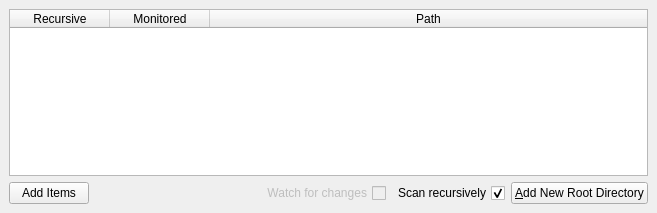
Qt form utilities/mediaserver/apps/simple_avtest-app/mediaserver_window.ui (KDE/digikam) before a commit.
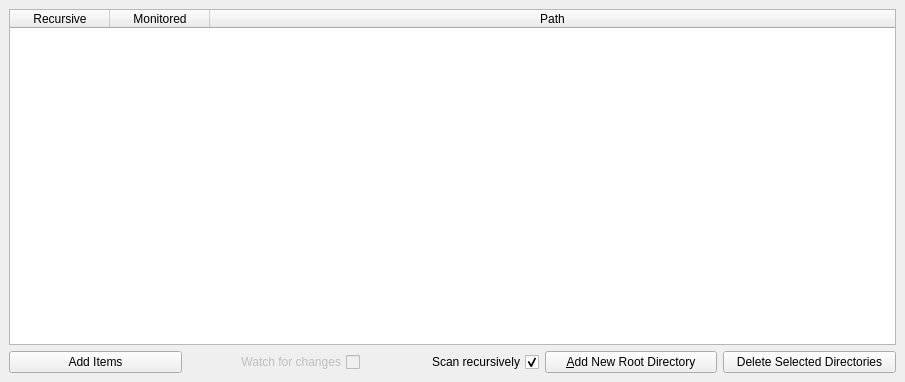
The same form after that commit.

What changed in the file:
```diff
--- a/utilities/mediaserver/apps/simple_avtest-app/mediaserver_window.ui
+++ b/utilities/mediaserver/apps/simple_avtest-app/mediaserver_window.ui
@@ -6,8 +6,8 @@
    <rect>
     <x>0</x>
     <y>0</y>
-    <width>657</width>
-    <height>213</height>
+    <width>905</width>
+    <height>382</height>
    </rect>
   </property>
   <property name="minimumSize">
@@ -66,7 +66,7 @@
       <property name="sizeConstraint">
        <enum>QLayout::SetMinimumSize</enum>
       </property>
-      <item row="4" column="3">
+      <item row="9" column="3">
        <widget class="QCheckBox" name="watchCheckBox">
         <property name="enabled">
          <bool>false</bool>
@@ -79,7 +79,14 @@
         </property>
        </widget>
       </item>
-      <item row="4" column="5">
+      <item row="9" column="1">
+       <widget class="QPushButton" name="addItemButton">
+        <property name="text">
+         <string>Add Items</string>
+        </property>
+       </widget>
+      </item>
+      <item row="9" column="4">
        <widget class="QCheckBox" name="scanRecursivelyCheckbox">
         <property name="layoutDirection">
          <enum>Qt::RightToLeft</enum>
@@ -92,36 +99,20 @@
         </property>
        </widget>
       </item>
-      <item row="4" column="6">
+      <item row="9" column="6">
+       <widget class="QPushButton" name="DeleteDirectoriesButton">
+        <property name="text">
+         <string>Delete Selected Directories</string>
+        </property>
+       </widget>
+      </item>
+      <item row="9" column="5">
        <widget class="QPushButton" name="addContentButton">
         <property name="text">
          <string>&amp;Add New Root Directory</string>
         </property>
        </widget>
       </item>
-      <item row="4" column="1">
-       <widget class="QPushButton" name="addItemButton">
-        <property name="text">
-         <string>Add Items</string>
-        </property>
-       </widget>
-      </item>
-      <item row="4" column="2">
-       <spacer name="horizontalSpacer">
-        <property name="orientation">
-         <enum>Qt::Horizontal</enum>
-        </property>
-        <property name="sizeType">
-         <enum>QSizePolicy::Expanding</enum>
-        </property>
-        <property name="sizeHint" stdset="0">
-         <size>
-          <width>40</width>
-          <height>20</height>
-         </size>
-        </property>
-       </spacer>
-      </item>
      </layout>
     </item>
    </layout>
```
Left out of the diff: 5 changed lines with no effect on the pictures.
